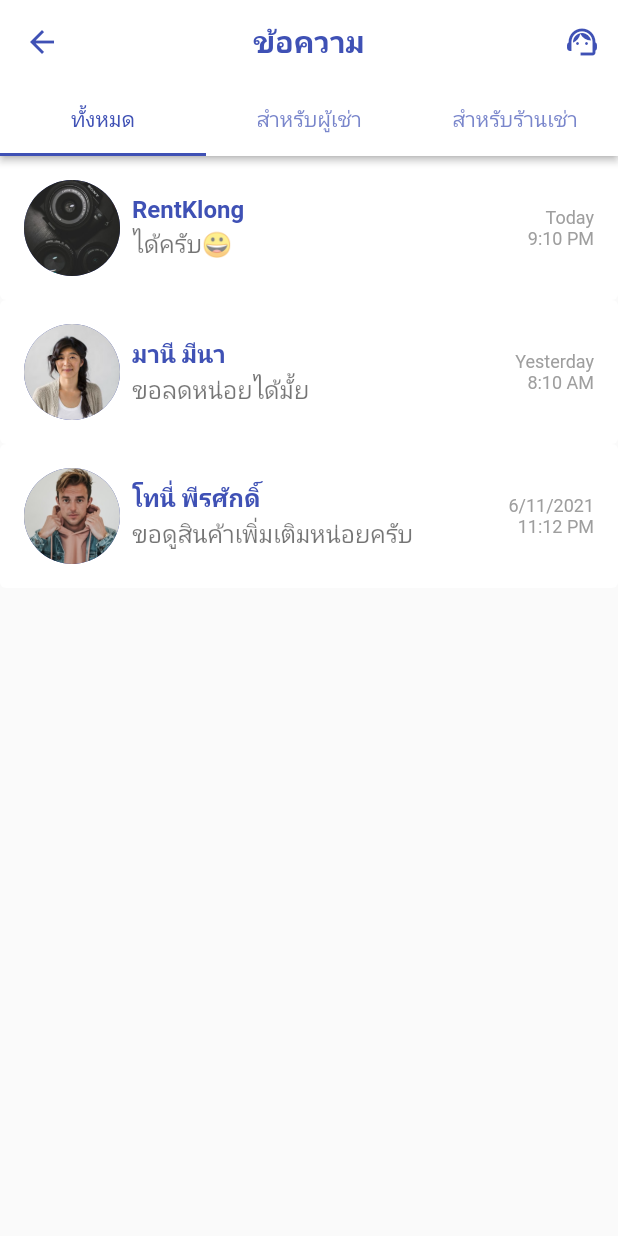
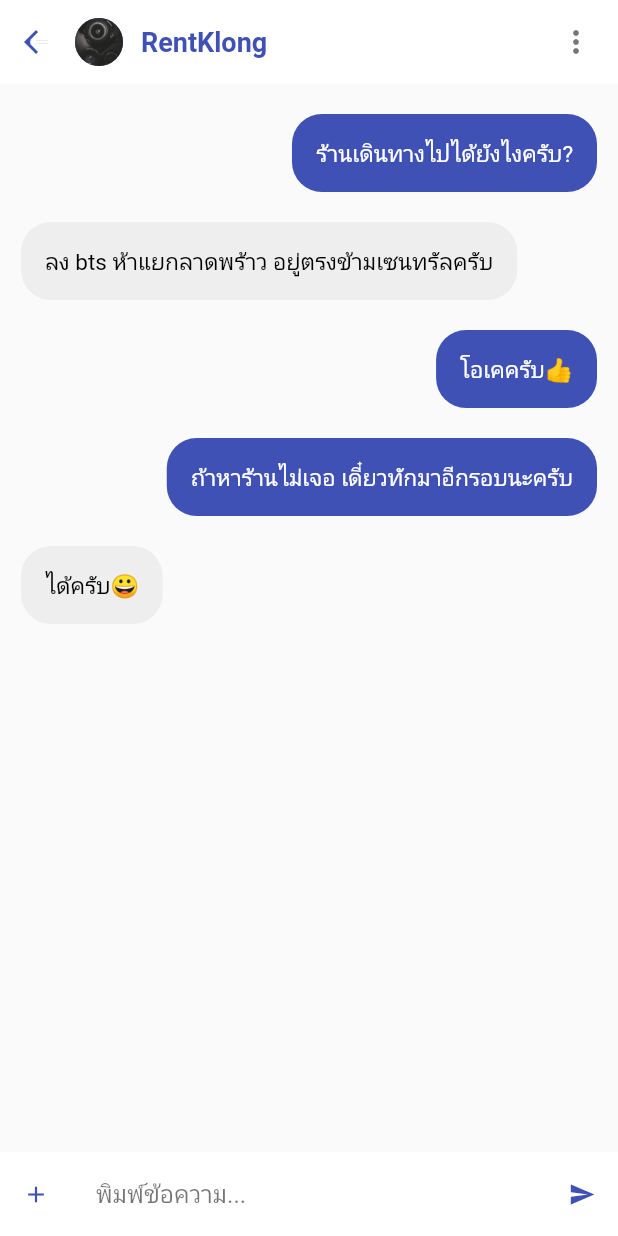
Before and after one commit to CE-KMITL-Project-2021-Group-36/Rental-App, a Flutter app: the ChatPage screen opened directly, after a tap on "RentKlong", on a phone screen of 412 x 824 dp. Run offline on Flutter 3.47's test engine with Material 2 defaults, Android fonts, the phone set to English and light mode, and no system bars; our stand-ins replace carousel_pro; network calls fail.

Commit message:
[feat] Create chat detail

```diff
--- /dev/null
+++ b/rental_app/lib/chat_detail.dart
@@ -0,0 +1,166 @@
+import 'package:flutter/material.dart';
+
+class ChatDetail extends StatefulWidget {
+  const ChatDetail({Key? key}) : super(key: key);
+
+  @override
+  _ChatDetailState createState() => _ChatDetailState();
+}
+
+class _ChatDetailState extends State<ChatDetail> {
+  List<ChatMessage> messages = [
+    ChatMessage(messageContent: "ร้านเดินทางไปได้ยังไงครับ?", messageType: "sender"),
+    ChatMessage(messageContent: "ลง bts ห้าแยกลาดพร้าว อยู่ตรงข้ามเซนทรัลครับ", messageType: "receiver"),
+    ChatMessage(
+        messageContent: "โอเคครับ👍",
+        messageType: "sender"),
+    ChatMessage(messageContent: "ถ้าหาร้านไม่เจอ เดี๋ยวทักมาอีกรอบนะครับ", messageType: "sender"),
+    ChatMessage(
+        messageContent: "ได้ครับ😀", messageType: "receiver"),
+  ];
+
+  @override
+  Widget build(BuildContext context) {
+    return Scaffold(
+      appBar: AppBar(
+        elevation: 0,
+        backgroundColor: Colors.white,
+        flexibleSpace: SafeArea(
+          child: Container(
+            padding: const EdgeInsets.only(right: 16),
+            child: Row(
+              children: [
+                IconButton(
+                  onPressed: () {
+                    Navigator.pop(context);
+                  },
+                  icon: Icon(
+                    Icons.arrow_back,
+                    color: Colors.indigo,
+                  ),
+                ),
+                SizedBox(
+                  width: 2,
+                ),
+                CircleAvatar(
+                  backgroundImage: AssetImage('assets/images/shop_profile.png'),
+                  maxRadius: 16,
+                ),
+                SizedBox(
+                  width: 12,
+                ),
+                Expanded(
+                  child: Column(
+                    crossAxisAlignment: CrossAxisAlignment.start,
+                    mainAxisAlignment: MainAxisAlignment.center,
+                    children: [
+                      Text(
+                        "RentKlong",
+                        style: TextStyle(
+                            fontSize: 18,
+                            color: Colors.indigo,
+                            fontWeight: FontWeight.w600),
+                      ),
+                    ],
+                  ),
+                ),
+                Icon(
+                  Icons.more_vert,
+                  color: Colors.black54,
+                ),
+              ],
+            ),
+          ),
+        ),
+      ),
+      body: Stack(
+        children: [
+          ListView.builder(
+            itemCount: messages.length,
+            shrinkWrap: true,
+            padding: EdgeInsets.only(top: 10, bottom: 10),
+            physics: NeverScrollableScrollPhysics(),
+            itemBuilder: (context, index) {
+              return Container(
+                padding:
+                    EdgeInsets.only(left: 14, right: 14, top: 10, bottom: 10),
+                child: Align(
+                  alignment: (messages[index].messageType == "receiver"
+                      ? Alignment.topLeft
+                      : Alignment.topRight),
+                  child: Container(
+                    decoration: BoxDecoration(
+                      borderRadius: BorderRadius.circular(20),
+                      color: (messages[index].messageType == "receiver"
+                          ? Colors.grey.shade200
+                          : Colors.indigo),
+                    ),
+                    padding: EdgeInsets.all(16),
+                    child: Text(
+                      messages[index].messageContent,
+                      style: TextStyle(color: (messages[index].messageType == "receiver"
+                          ? Colors.black
+                          : Colors.white),fontSize: 15),
+                    ),
+                  ),
+                ),
+              );
+            },
+          ),
+          Align(
+            alignment: Alignment.bottomLeft,
+            child: Container(
+              //padding: EdgeInsets.only(left: 16, bottom: 8, top: 8),
+              height: 56,
+              width: double.infinity,
+              color: Colors.white,
+              child: Row(
+                children: [
+                  IconButton(
+                    icon: Icon(
+                      Icons.add,
+                    ),
+                    padding: const EdgeInsets.all(0),
+                    iconSize: 18,
+                    color: Colors.indigo,
+                    splashColor: Colors.indigo,
+                    onPressed: () {},
+                  ),
+                  SizedBox(
+                    width: 16,
+                  ),
+                  Expanded(
+                    child: TextField(
+                      decoration: InputDecoration(
+                          hintText: "พิมพ์ข้อความ...",
+                          hintStyle: TextStyle(color: Colors.black54),
+                          border: InputBorder.none),
+                    ),
+                  ),
+                  SizedBox(
+                    width: 16,
+                  ),
+                  IconButton(
+                    icon: Icon(
+                      Icons.send,
+                    ),
+                    iconSize: 18,
+                    color: Colors.indigo,
+                    splashColor: Colors.indigo,
+                    onPressed: () {},
+                  ),
+                ],
+              ),
+            ),
+          ),
+        ],
+      ),
+    );
+  }
+}
+
+class ChatMessage{
+  String messageContent;
+  String messageType;
+  ChatMessage({required this.messageContent, required this.messageType});
+}
--- a/rental_app/lib/chat_page.dart
+++ b/rental_app/lib/chat_page.dart
@@ -1,4 +1,5 @@
 import 'package:flutter/material.dart';
+import 'package:rental_app/chat_detail.dart';
 
 class ChatPage extends StatefulWidget {
   const ChatPage({Key? key}) : super(key: key);
@@ -52,24 +53,24 @@ class _ChatPageState extends State<ChatPage> {
               child: Column(
                   crossAxisAlignment: CrossAxisAlignment.start,
                   children: [
-                    _buildChatRoom('assets/images/shop_profile.png','RentKlong','ได้ครับ😀','Today\n9:10 PM'),
-                    _buildChatRoom('assets/images/manee_profile.png','มานี มีนา','ขอลดหน่อยได้มั้ย','Yesterday\n8:10 AM'),
-                    _buildChatRoom('assets/images/tony_profile.png','โทนี่ พีรศักดิ์','ขอดูสินค้าเพิ่มเติมหน่อยครับ','6/11/2021\n11:12 PM'),
+                    _buildChatRoom('assets/images/shop_profile.png','RentKlong','ได้ครับ😀','วันนี้\n9:10 PM'),
+                    _buildChatRoom('assets/images/manee_profile.png','มานี มีนา','ขอลดหน่อยได้มั้ย','เมื่อวาน\n8:10 AM'),
+                    _buildChatRoom('assets/images/tony_profile.png','โทนี่ พีรศักดิ์','ขอดูสินค้าเพิ่มเติมหน่อยครับ','30 พ.ย.\n11:12 PM'),
                   ]),
             ),
             SingleChildScrollView(
               child: Column(
                   crossAxisAlignment: CrossAxisAlignment.start,
                   children: [
-                    _buildChatRoom('assets/images/shop_profile.png','RentKlong','ได้ครับ😀','Today\n9:10 PM'),
+                    _buildChatRoom('assets/images/shop_profile.png','RentKlong','ได้ครับ😀','วันนี้\n9:10 PM'),
                   ]),
             ),
             SingleChildScrollView(
               child: Column(
                   crossAxisAlignment: CrossAxisAlignment.start,
                   children: [
-                    _buildChatRoom('assets/images/manee_profile.png','มานี มีนา','ขอลดหน่อยได้มั้ย','Yesterday\n8:10 AM'),
-                    _buildChatRoom('assets/images/tony_profile.png','โทนี่ พีรศักดิ์','ขอดูสินค้าเพิ่มเติมหน่อยครับ','6/11/2021\n11:12 PM'),
+                    _buildChatRoom('assets/images/manee_profile.png','มานี มีนา','ขอลดหน่อยได้มั้ย','เมื่อวาน\n8:10 AM'),
+                    _buildChatRoom('assets/images/tony_profile.png','โทนี่ พีรศักดิ์','ขอดูสินค้าเพิ่มเติมหน่อยครับ','30 พ.ย.\n11:12 PM'),
                   ]),
             ),
           ],
@@ -80,7 +81,10 @@ class _ChatPageState extends State<ChatPage> {
 
   Widget _buildChatRoom(profileImage, name, lastMessage, timestamp) {
     return TextButton(
-      onPressed: () {},
+      onPressed: () { Navigator.push(
+              context,
+              MaterialPageRoute(builder: (context) => const ChatDetail()),
+            );},
       style: ButtonStyle(
         //side: MaterialStateProperty.all(BorderSide(width: 2, color: Colors.red)),
         //foregroundColor: MaterialStateProperty.all(Colors.black),
```
